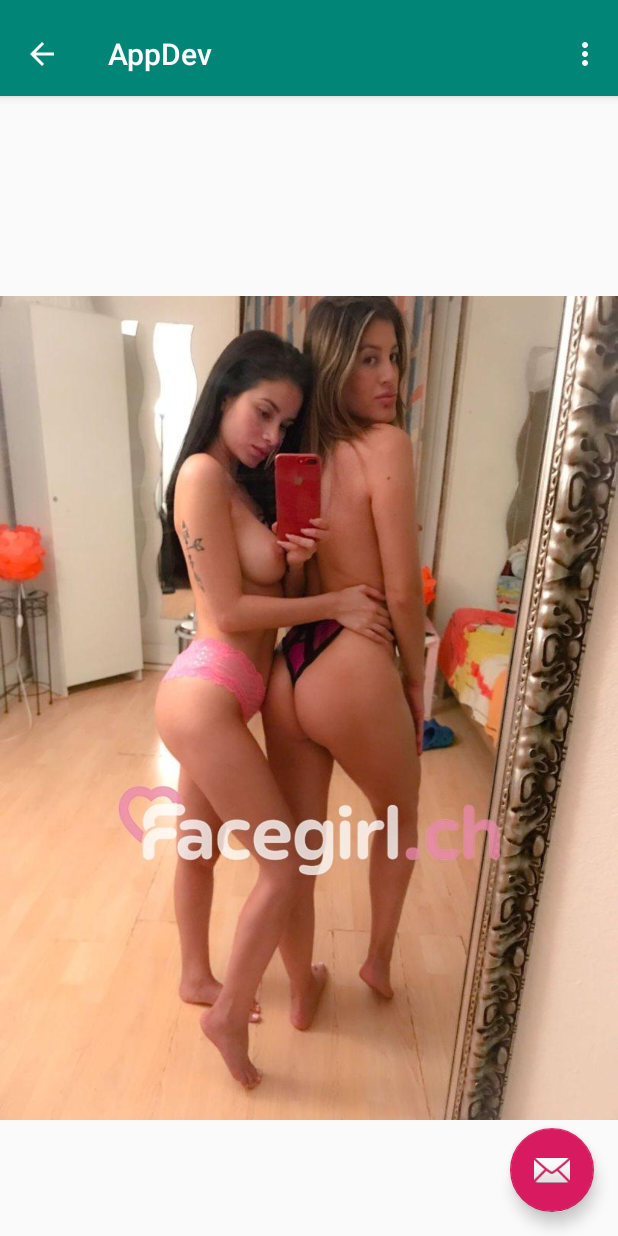
After one commit to modafokerz/loicnels-prjet, an Android app: the DetailsActivity screen opened directly, with no data from a screen before it, on a phone screen of 412 x 824 dp. The commit adds this screen. Run offline under Robolectric (Android 15) with nearby library versions, the phone set to English and light mode, and no system bars.

Commit message:
Traductions 1/2

```diff
--- /dev/null
+++ b/app/src/main/java/ch/nelson/appdev/CustomSwipeAdapter.java
@@ -0,0 +1,48 @@
+package ch.nelson.appdev;
+
+import android.content.Context;
+import android.media.Image;
+import android.support.annotation.NonNull;
+import android.support.v4.view.PagerAdapter;
+import android.view.LayoutInflater;
+import android.view.View;
+import android.view.ViewGroup;
+import android.widget.ImageView;
+import android.widget.LinearLayout;
+import android.widget.RelativeLayout;
+
+public class CustomSwipeAdapter extends PagerAdapter {
+    private int[] image_ressources = {R.drawable.tchoin1, R.drawable.tchoin2, R.drawable.tchoin3};
+    private Context ctx;
+    private LayoutInflater layoutInflater;
+
+    public CustomSwipeAdapter(Context ctx){
+    this.ctx = ctx;
+    }
+
+    @Override
+    public int getCount() {
+        return image_ressources.length;
+    }
+
+    @Override
+    public boolean isViewFromObject(@NonNull View view, @NonNull Object o) {
+        return (view==(LinearLayout)o);
+    }
+
+    @NonNull
+    @Override
+    public Object instantiateItem(@NonNull ViewGroup container, int position) {
+        layoutInflater = (LayoutInflater) ctx.getSystemService(Context.LAYOUT_INFLATER_SERVICE);
+        View item_view = layoutInflater.inflate(R.layout.swipe_layout, container, false);
+        ImageView imageView = item_view.findViewById(R.id.image_view);
+        imageView.setImageResource(image_ressources[position]);
+        container.addView(item_view);
+        return item_view;
+    }
+
+    @Override
+    public void destroyItem(@NonNull ViewGroup container, int position, @NonNull Object object) {
+        container.removeView((LinearLayout)object);
+    }
+}
--- /dev/null
+++ b/app/src/main/java/ch/nelson/appdev/DetailsActivity.java
@@ -0,0 +1,148 @@
+package ch.nelson.appdev;
+
+import android.support.design.widget.FloatingActionButton;
+import android.support.design.widget.Snackbar;
+import android.support.v7.app.AppCompatActivity;
+import android.support.v7.widget.Toolbar;
+
+import android.support.v4.app.Fragment;
+import android.support.v4.app.FragmentManager;
+import android.support.v4.app.FragmentPagerAdapter;
+import android.support.v4.view.ViewPager;
+import android.os.Bundle;
+import android.view.LayoutInflater;
+import android.view.Menu;
+import android.view.MenuItem;
+import android.view.View;
+import android.view.ViewGroup;
+
+import android.widget.TextView;
+
+public class DetailsActivity extends AppCompatActivity {
+
+    /**
+     * The {@link android.support.v4.view.PagerAdapter} that will provide
+     * fragments for each of the sections. We use a
+     * {@link FragmentPagerAdapter} derivative, which will keep every
+     * loaded fragment in memory. If this becomes too memory intensive, it
+     * may be best to switch to a
+     * {@link android.support.v4.app.FragmentStatePagerAdapter}.
+     */
+
+    private ViewPager viewPager;
+    private CustomSwipeAdapter adapter;
+    /**
+     * The {@link ViewPager} that will host the section contents.
+     */
+    private ViewPager mViewPager;
+
+    @Override
+    protected void onCreate(Bundle savedInstanceState) {
+        super.onCreate(savedInstanceState);
+        setContentView(R.layout.activity_details);
+
+        Toolbar toolbar = (Toolbar) findViewById(R.id.toolbar);
+        setSupportActionBar(toolbar);
+        getSupportActionBar().setDisplayHomeAsUpEnabled(true);
+        // Create the adapter that will return a fragment for each of the three
+        // primary sections of the activity.
+
+
+        // Set up the ViewPager with the sections adapter.
+        viewPager = (ViewPager) findViewById(R.id.view_pager);
+        adapter = new CustomSwipeAdapter(this);
+        viewPager.setAdapter(adapter);
+
+        FloatingActionButton fab = (FloatingActionButton) findViewById(R.id.fab);
+        fab.setOnClickListener(new View.OnClickListener() {
+            @Override
+            public void onClick(View view) {
+                Snackbar.make(view, "Replace with your own action", Snackbar.LENGTH_LONG)
+                        .setAction("Action", null).show();
+            }
+        });
+
+    }
+
+
+    @Override
+    public boolean onCreateOptionsMenu(Menu menu) {
+        // Inflate the menu; this adds items to the action bar if it is present.
+        getMenuInflater().inflate(R.menu.menu_details, menu);
+        return true;
+    }
+
+    @Override
+    public boolean onOptionsItemSelected(MenuItem item) {
+        // Handle action bar item clicks here. The action bar will
+        // automatically handle clicks on the Home/Up button, so long
+        // as you specify a parent activity in AndroidManifest.xml.
+        int id = item.getItemId();
+
+        //noinspection SimplifiableIfStatement
+        if (id == R.id.action_settings) {
+            return true;
+        }
+
+        return super.onOptionsItemSelected(item);
+    }
+
+    /**
+     * A placeholder fragment containing a simple view.
+     */
+    public static class PlaceholderFragment extends Fragment {
+        /**
+         * The fragment argument representing the section number for this
+         * fragment.
+         */
+        private static final String ARG_SECTION_NUMBER = "section_number";
+
+        public PlaceholderFragment() {
+        }
+
+        /**
+         * Returns a new instance of this fragment for the given section
+         * number.
+         */
+        public static PlaceholderFragment newInstance(int sectionNumber) {
+            PlaceholderFragment fragment = new PlaceholderFragment();
+            Bundle args = new Bundle();
+            args.putInt(ARG_SECTION_NUMBER, sectionNumber);
+            fragment.setArguments(args);
+            return fragment;
+        }
+
+        @Override
+        public View onCreateView(LayoutInflater inflater, ViewGroup container,
+                                 Bundle savedInstanceState) {
+            View rootView = inflater.inflate(R.layout.fragment_details, container, false);
+            TextView textView = (TextView) rootView.findViewById(R.id.section_label);
+            textView.setText(getString(R.string.section_format, getArguments().getInt(ARG_SECTION_NUMBER)));
+            return rootView;
+        }
+    }
+
+    /**
+     * A {@link FragmentPagerAdapter} that returns a fragment corresponding to
+     * one of the sections/tabs/pages.
+     */
+    public class SectionsPagerAdapter extends FragmentPagerAdapter {
+
+        public SectionsPagerAdapter(FragmentManager fm) {
+            super(fm);
+        }
+
+        @Override
+        public Fragment getItem(int position) {
+            // getItem is called to instantiate the fragment for the given page.
+            // Return a PlaceholderFragment (defined as a static inner class below).
+            return PlaceholderFragment.newInstance(position + 1);
+        }
+
+        @Override
+        public int getCount() {
+            // Show 3 total pages.
+            return 3;
+        }
+    }
+}
--- /dev/null
+++ b/app/src/main/res/layout/activity_details.xml
@@ -0,0 +1,46 @@
+<?xml version="1.0" encoding="utf-8"?>
+<android.support.design.widget.CoordinatorLayout xmlns:android="http://schemas.android.com/apk/res/android"
+    xmlns:app="http://schemas.android.com/apk/res-auto"
+    xmlns:tools="http://schemas.android.com/tools"
+    android:id="@+id/main_content"
+    android:layout_width="match_parent"
+    android:layout_height="match_parent"
+    android:fitsSystemWindows="true"
+    tools:context=".DetailsActivity">
+
+    <android.support.design.widget.AppBarLayout
+        android:id="@+id/appbar"
+        android:layout_width="match_parent"
+        android:layout_height="wrap_content"
+        android:paddingTop="@dimen/appbar_padding_top"
+        android:theme="@style/AppTheme.AppBarOverlay">
+
+        <android.support.v7.widget.Toolbar
+            android:id="@+id/toolbar"
+            android:layout_width="match_parent"
+            android:layout_height="?attr/actionBarSize"
+            android:layout_weight="1"
+            android:background="?attr/colorPrimary"
+            app:layout_scrollFlags="scroll|enterAlways"
+            app:popupTheme="@style/AppTheme.PopupOverlay"
+            app:title="@string/app_name">
+
+        </android.support.v7.widget.Toolbar>
+
+    </android.support.design.widget.AppBarLayout>
+
+    <android.support.v4.view.ViewPager
+        android:id="@+id/view_pager"
+        android:layout_width="match_parent"
+        android:layout_height="match_parent"
+        app:layout_behavior="@string/appbar_scrolling_view_behavior" />
+
+    <android.support.design.widget.FloatingActionButton
+        android:id="@+id/fab"
+        android:layout_width="wrap_content"
+        android:layout_height="wrap_content"
+        android:layout_gravity="end|bottom"
+        android:layout_margin="@dimen/fab_margin"
+        app:srcCompat="@android:drawable/ic_dialog_email" />
+
+</android.support.design.widget.CoordinatorLayout>
--- a/app/src/main/res/layout/content_navigation.xml
+++ b/app/src/main/res/layout/content_navigation.xml
@@ -23,6 +23,7 @@
         >
 
         <LinearLayout
+            android:id="@+id/navLinearLayout"
             android:layout_width="match_parent"
             android:layout_height="match_parent"
             android:orientation="vertical">
--- /dev/null
+++ b/app/src/main/res/layout/swipe_layout.xml
@@ -0,0 +1,12 @@
+<?xml version="1.0" encoding="utf-8"?>
+<LinearLayout
+    xmlns:android="http://schemas.android.com/apk/res/android" android:layout_width="match_parent"
+    android:layout_height="match_parent">
+
+
+    <ImageView
+        android:id="@+id/image_view"
+        android:layout_width="wrap_content"
+        android:layout_height="match_parent" />
+
+</LinearLayout>
--- /dev/null
+++ b/app/src/main/res/menu/menu_details.xml
@@ -0,0 +1,10 @@
+<menu xmlns:android="http://schemas.android.com/apk/res/android"
+    xmlns:app="http://schemas.android.com/apk/res-auto"
+    xmlns:tools="http://schemas.android.com/tools"
+    tools:context="ch.nelson.appdev.DetailsActivity">
+    <item
+        android:id="@+id/action_settings"
+        android:orderInCategory="100"
+        android:title="@string/action_settings"
+        app:showAsAction="never" />
+</menu>
--- /dev/null
+++ b/app/src/main/res/values-w820dp/dimens.xml
@@ -0,0 +1,6 @@
+<resources>
+    <!-- Example customization of dimensions originally defined in res/values/dimens.xml
+         (such as screen margins) for screens with more than 820dp of available width. This
+         would include 7" and 10" devices in landscape (~960dp and ~1280dp respectively). -->
+    <dimen name="activity_horizontal_margin">64dp</dimen>
+</resources>
--- a/app/src/main/res/values/dimens.xml
+++ b/app/src/main/res/values/dimens.xml
@@ -5,4 +5,5 @@
     <dimen name="nav_header_vertical_spacing">8dp</dimen>
     <dimen name="nav_header_height">176dp</dimen>
     <dimen name="fab_margin">16dp</dimen>
+    <dimen name="appbar_padding_top">8dp</dimen>
 </resources>
--- a/app/src/main/res/values/strings.xml
+++ b/app/src/main/res/values/strings.xml
@@ -66,4 +66,6 @@
     <string name="nav_header_subtitle">android.studio@android.com</string>
     <string name="nav_header_desc">Navigation header</string>
     <string name="action_settings">Settings</string>
+    <string name="title_activity_details">DetailsActivity</string>
+    <string name="section_format">Hello World from section: %1$d</string>
 </resources>
```
Also changed, not shown: app/src/main/AndroidManifest.xml (+10 -1 lines), app/src/main/java/ch/nelson/appdev/NavigationActivity.java (+11 -0 lines), app/src/main/res/layout/fragment_details.xml (added, +23 -0 lines), app/src/main/res/drawable/tchoin1.jpg (added), app/src/main/res/drawable/tchoin2.jpg (added), app/src/main/res/drawable/tchoin3.jpg (added).
